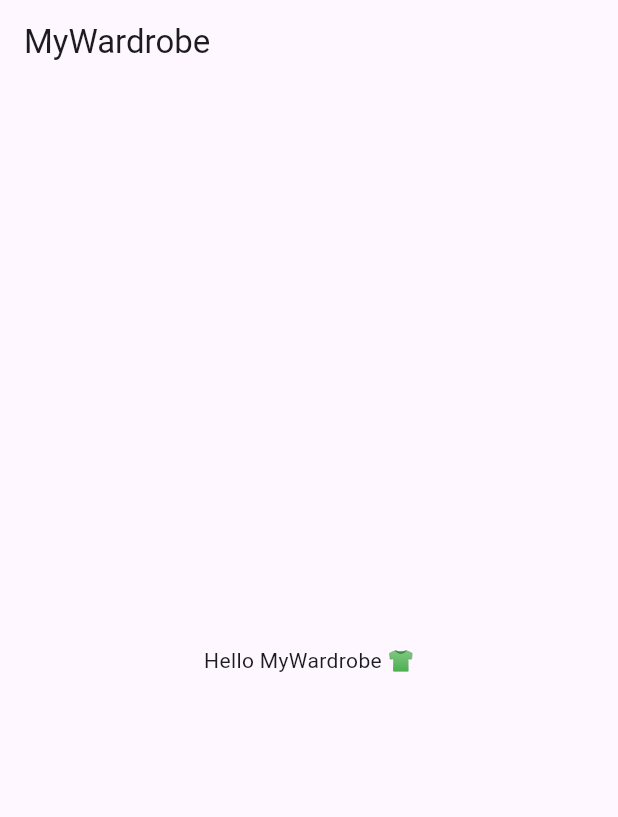
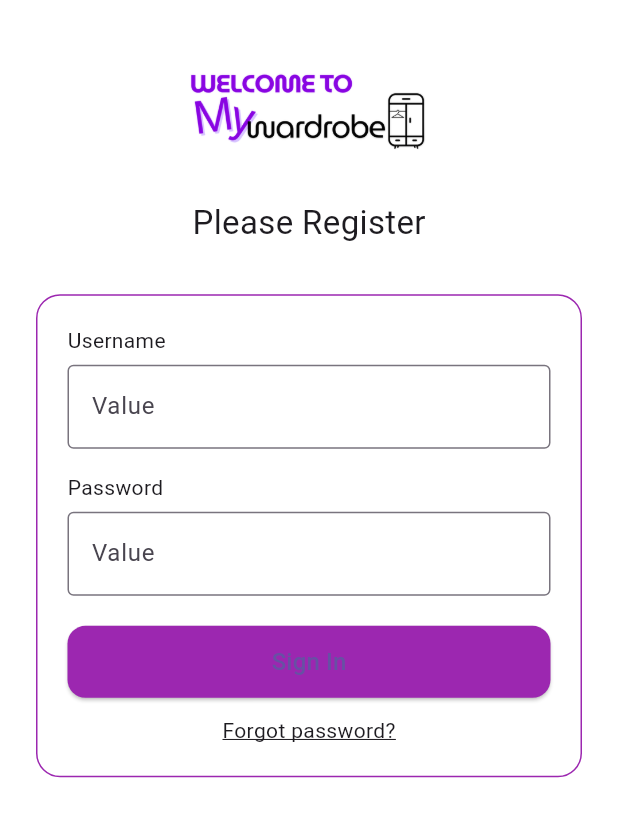
Before and after one commit to zoetsouroufli/MyWardrobe, a Flutter app: the screen it shows after launch, on a phone screen of 412 x 824 dp. Shown: the top 817 px of the screen. Run offline on Flutter 3.47's test engine with Material 3 defaults, Android fonts, the phone set to English and light mode, and no system bars.

Commit message:
Auth screen UI + navigation

```diff
--- a/lib/main.dart
+++ b/lib/main.dart
@@ -1,5 +1,6 @@
 import 'package:flutter/material.dart';
 import 'screens/home_screen.dart';
+import 'screens/auth_screen.dart';
 void main() {
   runApp(const MyApp());
 }
@@ -12,7 +13,8 @@ class MyApp extends StatelessWidget {
   Widget build(BuildContext context) {
     return MaterialApp(
       title: 'MyWardrobe',
-    home: const HomeScreen(),
+    home: const AuthScreen(),
+
 
     );
 
--- /dev/null
+++ b/lib/screens/auth_screen.dart
@@ -0,0 +1,112 @@
+import 'package:flutter/material.dart';
+import 'home_screen.dart';
+
+
+class AuthScreen extends StatelessWidget {
+  const AuthScreen({super.key});
+
+  @override
+  Widget build(BuildContext context) {
+    return Scaffold(
+      backgroundColor: Colors.white,
+      body: SafeArea(
+  child: SingleChildScrollView(
+    padding: const EdgeInsets.symmetric(horizontal: 24),
+    child: Column(
+      children: [
+
+        const SizedBox(height: 40),
+
+        Image.asset(
+          'assets/welcomeMyWardrobe.png',
+          width: 180,
+        ),
+
+        const SizedBox(height: 24),
+
+        const Text(
+          'Please Register',
+          style: TextStyle(fontSize: 22),
+        ),
+
+        const SizedBox(height: 32),
+
+        // Card
+        Container(
+          padding: const EdgeInsets.all(20),
+          decoration: BoxDecoration(
+            border: Border.all(color: Colors.purple),
+            borderRadius: BorderRadius.circular(16),
+          ),
+          child: Column(
+            crossAxisAlignment: CrossAxisAlignment.start,
+            children: [
+
+              const Text('Username'),
+              const SizedBox(height: 6),
+              const TextField(
+                decoration: InputDecoration(
+                  hintText: 'Value',
+                  border: OutlineInputBorder(),
+                ),
+              ),
+
+              const SizedBox(height: 16),
+
+              const Text('Password'),
+              const SizedBox(height: 6),
+              const TextField(
+                obscureText: true,
+                decoration: InputDecoration(
+                  hintText: 'Value',
+                  border: OutlineInputBorder(),
+                ),
+              ),
+
+              const SizedBox(height: 20),
+
+              SizedBox(
+                width: double.infinity,
+                height: 48,
+                child: ElevatedButton(
+                  style: ElevatedButton.styleFrom(
+                    backgroundColor: Colors.purple,
+                    shape: RoundedRectangleBorder(
+                      borderRadius: BorderRadius.circular(12),
+                    ),
+                  ),
+                  onPressed: () {
+                    Navigator.pushReplacement(
+                      context,
+                      MaterialPageRoute(
+                        builder: (context) => const HomeScreen(),
+                      ),
+                    );
+                  },
+                  child: const Text(
+                    'Sign In',
+                    style: TextStyle(fontSize: 16),
+                  ),
+                ),
+              ),
+
+              const SizedBox(height: 12),
+
+              const Center(
+                child: Text(
+                  'Forgot password?',
+                  style: TextStyle(
+                    decoration: TextDecoration.underline,
+                  ),
+                ),
+              ),
+            ],
+          ),
+        ),
+      ],
+    ),
+  ),
+)
+    );
+  }
+}
--- a/pubspec.yaml
+++ b/pubspec.yaml
@@ -58,9 +58,8 @@ flutter:
   uses-material-design: true
 
   # To add assets to your application, add an assets section, like this:
-  # assets:
-  #   - images/a_dot_burr.jpeg
-  #   - images/a_dot_ham.jpeg
+  assets:
+    - assets/
 
   # An image asset can refer to one or more resolution-specific "variants", see
   # https://flutter.dev/to/resolution-aware-images
```
Also changed, not shown: lib/screens/home_screen.dart (+50 -5 lines), lib/widgets/bottom_nav.dart (added, +38 -0 lines), lib/widgets/friends_avatar.dart (added, +15 -0 lines), assets/MyWardrobe.png (added), assets/welcomeMyWardrobe.png (added).
